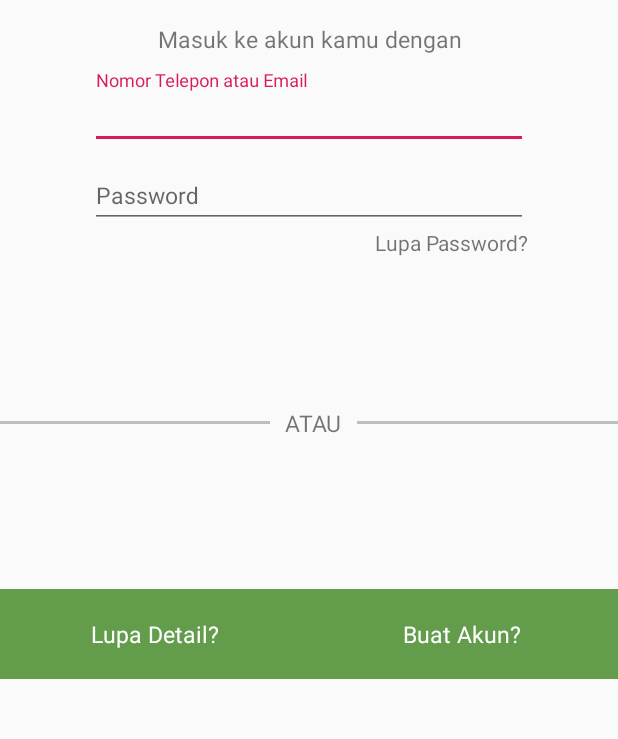
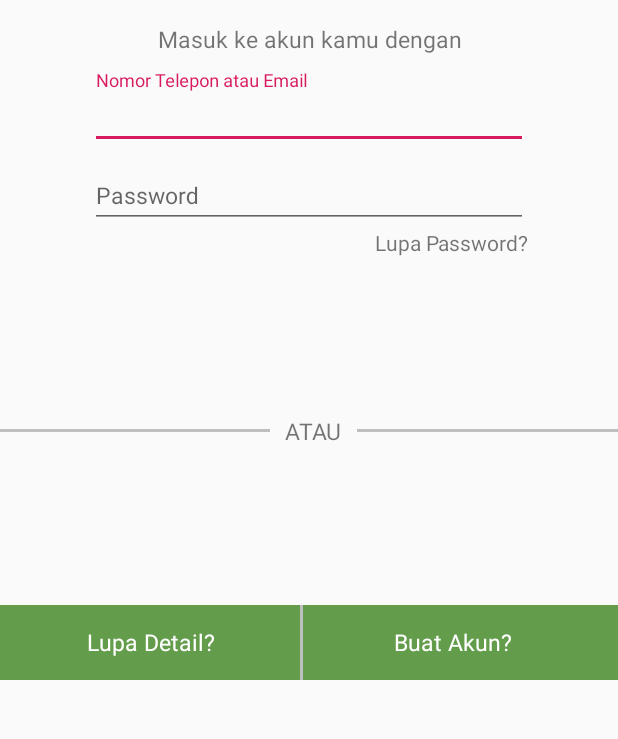
Before and after one commit to mentarie/rgrw, an Android app: the layout login.xml on its own in the app's theme, with its tools: preview values and no code run, on a phone screen of 412 x 824 dp, the part 429-1168 px from its top. Run offline under Robolectric (Android 15) with nearby library versions, the phone set to English and light mode, and no system bars.

Commit message:
push kesembilan Mentari

```diff
--- a/app/build.gradle
+++ b/app/build.gradle
@@ -28,4 +28,5 @@ dependencies {
     androidTestImplementation 'androidx.test.ext:junit:1.1.0'
     androidTestImplementation 'androidx.test.espresso:espresso-core:3.1.1'
     implementation 'com.google.android.material:material:1.0.0'
+    implementation 'com.android.support:cardview-v7:29.0.0'
 }
--- /dev/null
+++ b/app/src/main/res/drawable/ic_visibility_off_grey_24dp.xml
@@ -0,0 +1,5 @@
+<vector android:height="24dp" android:tint="#818181"
+    android:viewportHeight="24.0" android:viewportWidth="24.0"
+    android:width="24dp" xmlns:android="http://schemas.android.com/apk/res/android">
+    <path android:fillColor="#FF000000" android:pathData="M12,7c2.76,0 5,2.24 5,5 0,0.65 -0.13,1.26 -0.36,1.83l2.92,2.92c1.51,-1.26 2.7,-2.89 3.43,-4.75 -1.73,-4.39 -6,-7.5 -11,-7.5 -1.4,0 -2.74,0.25 -3.98,0.7l2.16,2.16C10.74,7.13 11.35,7 12,7zM2,4.27l2.28,2.28 0.46,0.46C3.08,8.3 1.78,10.02 1,12c1.73,4.39 6,7.5 11,7.5 1.55,0 3.03,-0.3 4.38,-0.84l0.42,0.42L19.73,22 21,20.73 3.27,3 2,4.27zM7.53,9.8l1.55,1.55c-0.05,0.21 -0.08,0.43 -0.08,0.65 0,1.66 1.34,3 3,3 0.22,0 0.44,-0.03 0.65,-0.08l1.55,1.55c-0.67,0.33 -1.41,0.53 -2.2,0.53 -2.76,0 -5,-2.24 -5,-5 0,-0.79 0.2,-1.53 0.53,-2.2zM11.84,9.02l3.15,3.15 0.02,-0.16c0,-1.66 -1.34,-3 -3,-3l-0.17,0.01z"/>
+</vector>
--- a/app/src/main/res/layout/button_ijo.xml
+++ b/app/src/main/res/layout/button_ijo.xml
@@ -2,5 +2,7 @@
 <LinearLayout xmlns:android="http://schemas.android.com/apk/res/android"
     android:layout_width="200dp"
     android:layout_height="50dp"
-    android:background="#639D4C">
-</LinearLayout>
+    android:background="#639D4C"
+    android:clickable="true"
+    android:gravity="center"
+    android:orientation="vertical"></LinearLayout>
--- a/app/src/main/res/layout/login.xml
+++ b/app/src/main/res/layout/login.xml
@@ -83,7 +83,7 @@
     </LinearLayout>
     <LinearLayout
         android:layout_width="match_parent"
-        android:layout_height="100dp"></LinearLayout>
+        android:layout_height="105dp"></LinearLayout>
     <LinearLayout
         android:layout_width="match_parent"
         android:layout_height="wrap_content"
@@ -110,23 +110,28 @@
     </LinearLayout>
     <LinearLayout
         android:layout_width="match_parent"
-        android:layout_height="100dp"></LinearLayout>
+        android:layout_height="105dp"></LinearLayout>
     <LinearLayout
         android:layout_width="match_parent"
-        android:layout_height="60dp"
+        android:layout_height="50dp"
         android:orientation="horizontal"
         android:weightSum="2"
         android:background="#639D4C">
         <TextView
-            android:layout_width="205dp"
+            android:layout_width="200dp"
             android:layout_height="match_parent"
             android:textColor="#ffffff"
             android:textSize="15sp"
             android:gravity="center"
             android:textAlignment="center"
             android:text="Lupa Detail?"></TextView>
+        <View
+            android:layout_width="2dp"
+            android:layout_height="wrap_content"
+            android:background="#BCBEC0"
+            ></View>
         <TextView
-            android:layout_width="205dp"
+            android:layout_width="200dp"
             android:layout_height="match_parent"
             android:textColor="#ffffff"
             android:textSize="15sp"
--- a/app/src/main/res/layout/toolbar_akunedit.xml
+++ b/app/src/main/res/layout/toolbar_akunedit.xml
@@ -33,8 +33,9 @@
             android:fontFamily="Roboto"
             android:gravity="center"
             android:textStyle="bold"
+
             android:layout_marginLeft="200dp"
-            android:text="UBAH"
+            android:text="Ubah"
             android:textColor="#639D4C"
             android:textSize="18sp" />
     </LinearLayout>
--- a/build.gradle
+++ b/build.gradle
@@ -18,7 +18,6 @@ allprojects {
     repositories {
         google()
         jcenter()
-
     }
 }
 
```
